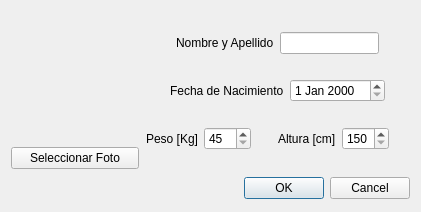
First picture: the form in dialog_nuevo.ui, repository javosmar/multiserie, before the edit.
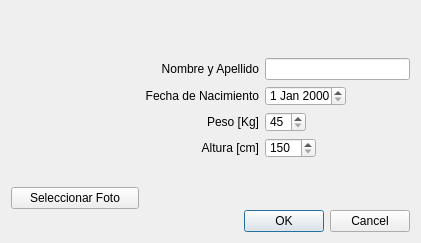
Second picture: the form after the edit. Icons and pictures are not drawn.

```diff
--- a/dialog_nuevo.ui
+++ b/dialog_nuevo.ui
@@ -7,7 +7,7 @@
     <x>0</x>
     <y>0</y>
     <width>421</width>
-    <height>212</height>
+    <height>243</height>
    </rect>
   </property>
   <property name="sizePolicy">
@@ -19,21 +19,23 @@
   <property name="minimumSize">
    <size>
     <width>421</width>
-    <height>212</height>
+    <height>243</height>
    </size>
   </property>
   <property name="maximumSize">
    <size>
     <width>421</width>
-    <height>212</height>
+    <height>243</height>
    </size>
   </property>
   <property name="windowTitle">
    <string>Dialog</string>
   </property>
-  <layout class="QVBoxLayout" name="verticalLayout_3">
-   <item>
-    <layout class="QHBoxLayout" name="horizontalLayout_6">
+  <property name="windowIcon">
+   <iconset resource="recurso.qrc">
+    <normaloff>:/Icons/png/013-people.png</normaloff>:/Icons/png/013-people.png</iconset>
+  </property>
+  <layout class="QHBoxLayout" name="horizontalLayout">
      <item>
       <layout class="QVBoxLayout" name="verticalLayout">
        <item>
@@ -76,28 +78,21 @@
      <item>
       <layout class="QVBoxLayout" name="verticalLayout_2">
        <item>
-        <layout class="QHBoxLayout" name="horizontalLayout">
-         <item>
-          <spacer name="horizontalSpacer_6">
+      <spacer name="verticalSpacer_2">
            <property name="orientation">
-            <enum>Qt::Horizontal</enum>
+        <enum>Qt::Vertical</enum>
            </property>
            <property name="sizeHint" stdset="0">
             <size>
-             <width>40</width>
-             <height>20</height>
+         <width>20</width>
+         <height>40</height>
             </size>
            </property>
           </spacer>
          </item>
          <item>
-          <widget class="QLabel" name="labelnombre">
-           <property name="text">
-            <string>Nombre y Apellido</string>
-           </property>
-          </widget>
-         </item>
-         <item>
+      <layout class="QGridLayout" name="gridLayout">
+       <item row="0" column="1">
           <widget class="QLineEdit" name="lineEditnombre">
            <property name="font">
             <font>
@@ -110,127 +105,54 @@
            </property>
           </widget>
          </item>
-         <item>
-          <spacer name="horizontalSpacer_7">
-           <property name="orientation">
-            <enum>Qt::Horizontal</enum>
-           </property>
-           <property name="sizeHint" stdset="0">
-            <size>
-             <width>40</width>
-             <height>20</height>
-            </size>
-           </property>
-          </spacer>
-         </item>
-        </layout>
-       </item>
-       <item>
-        <layout class="QHBoxLayout" name="horizontalLayout_2">
-         <item>
-          <spacer name="horizontalSpacer_4">
-           <property name="orientation">
-            <enum>Qt::Horizontal</enum>
-           </property>
-           <property name="sizeHint" stdset="0">
-            <size>
-             <width>40</width>
-             <height>20</height>
-            </size>
-           </property>
-          </spacer>
-         </item>
-         <item>
+       <item row="0" column="0">
+        <widget class="QLabel" name="labelnombre">
+         <property name="text">
+          <string>Nombre y Apellido</string>
+         </property>
+         <property name="alignment">
+          <set>Qt::AlignRight|Qt::AlignTrailing|Qt::AlignVCenter</set>
+         </property>
+        </widget>
+       </item>
+       <item row="1" column="0">
           <widget class="QLabel" name="labelNacimiento">
            <property name="text">
             <string>Fecha de Nacimiento</string>
            </property>
-          </widget>
-         </item>
-         <item>
-          <widget class="QDateEdit" name="dateEditNacimiento"/>
-         </item>
-         <item>
-          <spacer name="horizontalSpacer_5">
-           <property name="orientation">
-            <enum>Qt::Horizontal</enum>
-           </property>
-           <property name="sizeHint" stdset="0">
-            <size>
-             <width>40</width>
-             <height>20</height>
-            </size>
-           </property>
-          </spacer>
-         </item>
-        </layout>
-       </item>
-       <item>
-        <layout class="QHBoxLayout" name="horizontalLayout_5">
-         <item>
-          <layout class="QHBoxLayout" name="horizontalLayout_3">
-           <item>
-            <spacer name="horizontalSpacer_2">
-             <property name="orientation">
-              <enum>Qt::Horizontal</enum>
-             </property>
-             <property name="sizeHint" stdset="0">
-              <size>
-               <width>40</width>
-               <height>20</height>
-              </size>
-             </property>
-            </spacer>
-           </item>
-           <item>
-            <widget class="QLabel" name="labelPeso">
-             <property name="text">
-              <string>Peso [Kg]</string>
-             </property>
-            </widget>
-           </item>
-           <item>
-            <widget class="QSpinBox" name="spinBoxPeso">
-             <property name="font">
-              <font>
-               <weight>50</weight>
-               <bold>false</bold>
-              </font>
-             </property>
-             <property name="minimum">
-              <number>45</number>
-             </property>
-             <property name="maximum">
-              <number>150</number>
-             </property>
-            </widget>
-           </item>
-          </layout>
-         </item>
-         <item>
-          <layout class="QHBoxLayout" name="horizontalLayout_4">
-           <item>
-            <spacer name="horizontalSpacer">
-             <property name="orientation">
-              <enum>Qt::Horizontal</enum>
-             </property>
-             <property name="sizeHint" stdset="0">
-              <size>
-               <width>40</width>
-               <height>20</height>
-              </size>
-             </property>
-            </spacer>
-           </item>
-           <item>
+         <property name="alignment">
+          <set>Qt::AlignRight|Qt::AlignTrailing|Qt::AlignVCenter</set>
+         </property>
+        </widget>
+       </item>
+       <item row="3" column="0">
             <widget class="QLabel" name="labelAltura">
              <property name="text">
               <string>Altura [cm]</string>
              </property>
-            </widget>
-           </item>
-           <item>
+         <property name="alignment">
+          <set>Qt::AlignRight|Qt::AlignTrailing|Qt::AlignVCenter</set>
+         </property>
+        </widget>
+       </item>
+       <item row="2" column="0">
+        <widget class="QLabel" name="labelPeso">
+         <property name="text">
+          <string>Peso [Kg]</string>
+         </property>
+         <property name="alignment">
+          <set>Qt::AlignRight|Qt::AlignTrailing|Qt::AlignVCenter</set>
+         </property>
+        </widget>
+       </item>
+       <item row="3" column="1">
             <widget class="QSpinBox" name="spinBoxAltura">
+         <property name="maximumSize">
+          <size>
+           <width>51</width>
+           <height>20</height>
+          </size>
+         </property>
              <property name="font">
               <font>
                <weight>50</weight>
@@ -245,26 +167,52 @@
              </property>
             </widget>
            </item>
+       <item row="2" column="1">
+        <widget class="QSpinBox" name="spinBoxPeso">
+         <property name="maximumSize">
+          <size>
+           <width>41</width>
+           <height>20</height>
+          </size>
+         </property>
+         <property name="font">
+          <font>
+           <weight>50</weight>
+           <bold>false</bold>
+          </font>
+         </property>
+         <property name="minimum">
+          <number>45</number>
+         </property>
+         <property name="maximum">
+          <number>150</number>
+         </property>
+        </widget>
+       </item>
+       <item row="1" column="1">
+        <widget class="QDateEdit" name="dateEditNacimiento">
+         <property name="maximumSize">
+          <size>
+           <width>81</width>
+           <height>20</height>
+          </size>
+         </property>
+        </widget>
+       </item>
+      </layout>
+     </item>
            <item>
-            <spacer name="horizontalSpacer_3">
+      <spacer name="verticalSpacer">
              <property name="orientation">
-              <enum>Qt::Horizontal</enum>
+        <enum>Qt::Vertical</enum>
              </property>
              <property name="sizeHint" stdset="0">
               <size>
-               <width>40</width>
-               <height>20</height>
+         <width>20</width>
+         <height>40</height>
               </size>
              </property>
             </spacer>
-           </item>
-          </layout>
-         </item>
-        </layout>
-       </item>
-      </layout>
-     </item>
-    </layout>
    </item>
    <item>
     <widget class="QDialogButtonBox" name="buttonBox">
@@ -275,6 +223,8 @@
       <set>QDialogButtonBox::Cancel|QDialogButtonBox::Ok</set>
      </property>
     </widget>
+     </item>
+    </layout>
    </item>
   </layout>
  </widget>
```
Left out of the diff: 2 changed lines with no effect on the pictures. Lines whose indentation alone changed are shown as unchanged.
